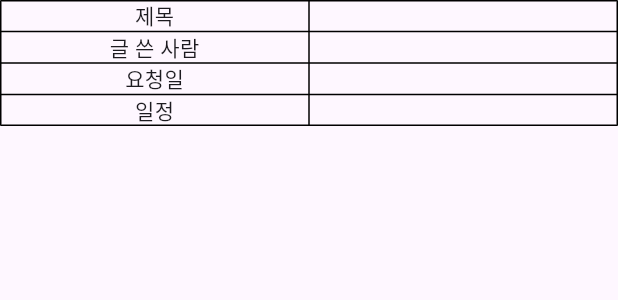
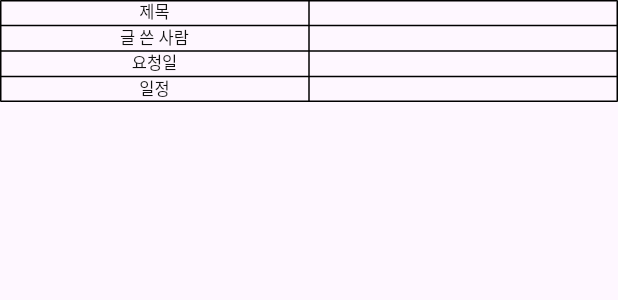
Before and after one commit to pknu-wap/Quokka, a Flutter app: the TableScreen widget shown alone on an empty page, opened directly with empty values, on a phone screen of 412 x 824 dp. Shown: the top 300 px of the screen. Run offline on Flutter 3.47's test engine with Material 3 defaults, Android fonts, the phone set to English and light mode, and no system bars; our stand-ins replace confetti, flutter_dotenv, flutter_secure_storage, geolocator, image_picker; missing offline and left inert: flutter_naver_map; accounts and stored records are empty; network calls fail; Roboto replaces fonts that are missing (Pretendard); project files that could hold a hidden picture were left out.

Commit message:
Feat: 표 내용들 textStyle 적용

```diff
--- a/client/front/lib/show_errand.dart
+++ b/client/front/lib/show_errand.dart
@@ -79,8 +79,8 @@ class TableScreen extends StatelessWidget {
         border: TableBorder.all(),
         children: List.generate(4, (index) {
           return TableRow(children: [
-            TableCell(child: Center(child: Text(list[index]['text']))),
-            TableCell(child: Center(child: Text(list[index]['content']))),
+            TableCell(child: Center(child: Text(list[index]['text'], style: textStyle1,))),
+            TableCell(child: Center(child: Text(list[index]['content'], style: textStyle2,))),
            ]);
          }),
       ),
```
